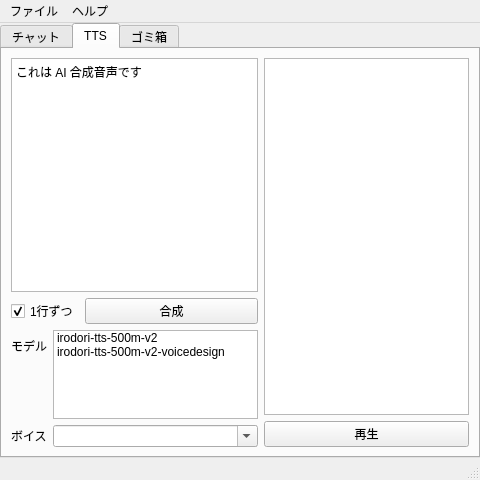
Above: src/MainWindow.ui from mitayuki3/flexichat before the change. Below: the same form after it.
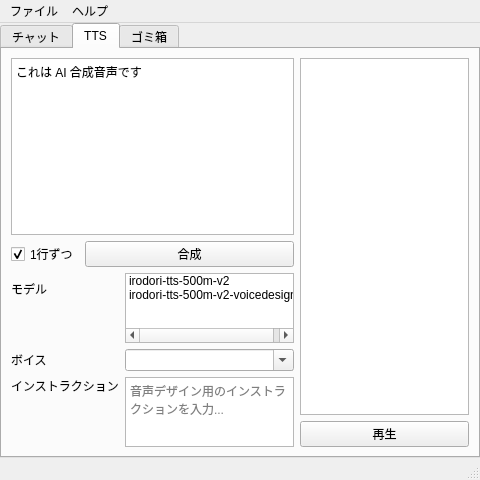
That is the form after the change. The open tabs and pages were chosen to show the change.

Commit message: TTS: voicedesign モデル選択時にインストラクションを指定可能にする

What changed in the file:
```diff
--- a/src/MainWindow.ui
+++ b/src/MainWindow.ui
@@ -363,6 +363,29 @@
                </property>
               </widget>
              </item>
+             <item row="3" column="0">
+              <widget class="QLabel" name="ttsInstructionsLabel">
+               <property name="text">
+                <string>インストラクション</string>
+               </property>
+               <property name="alignment">
+                <set>Qt::AlignmentFlag::AlignLeading|Qt::AlignmentFlag::AlignLeft|Qt::AlignmentFlag::AlignTop</set>
+               </property>
+              </widget>
+             </item>
+             <item row="3" column="1">
+              <widget class="QPlainTextEdit" name="ttsInstructionsEdit">
+               <property name="sizePolicy">
+                <sizepolicy hsizetype="Expanding" vsizetype="Preferred">
+                 <horstretch>0</horstretch>
+                 <verstretch>1</verstretch>
+                </sizepolicy>
+               </property>
+               <property name="placeholderText">
+                <string>音声デザイン用のインストラクションを入力...</string>
+               </property>
+              </widget>
+             </item>
             </layout>
            </widget>
           </item>
```
The commit also changes 6 other files.
